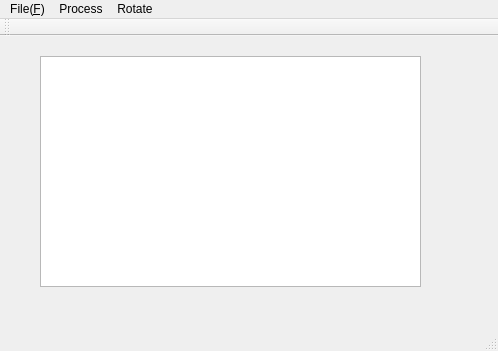
Above: mainwindow.ui from jiemojiemo/ImageProcessWithQtOpencv before the change. Below: the same form after it.
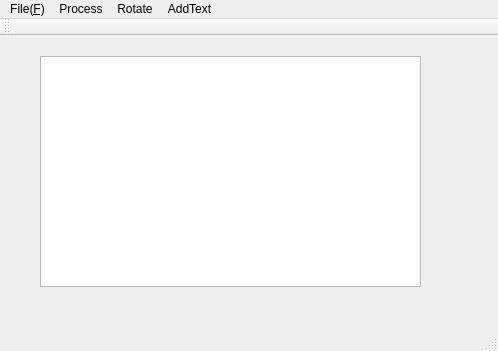
That is the form after the change.

```diff
--- a/mainwindow.ui
+++ b/mainwindow.ui
@@ -64,9 +64,17 @@
     <addaction name="actionLeft_90"/>
     <addaction name="actionRight_90"/>
    </widget>
+   <widget class="QMenu" name="menuAddText">
+    <property name="title">
+     <string>AddText</string>
+    </property>
+    <addaction name="actionVertical_Text"/>
+    <addaction name="actionHorizontal_Text"/>
+   </widget>
    <addaction name="menu_F"/>
    <addaction name="menuProcess"/>
    <addaction name="menuRotate"/>
+   <addaction name="menuAddText"/>
   </widget>
   <widget class="QToolBar" name="mainToolBar">
    <attribute name="toolBarArea">
```
Left out of the diff: 28 changed lines with no effect on the pictures.
